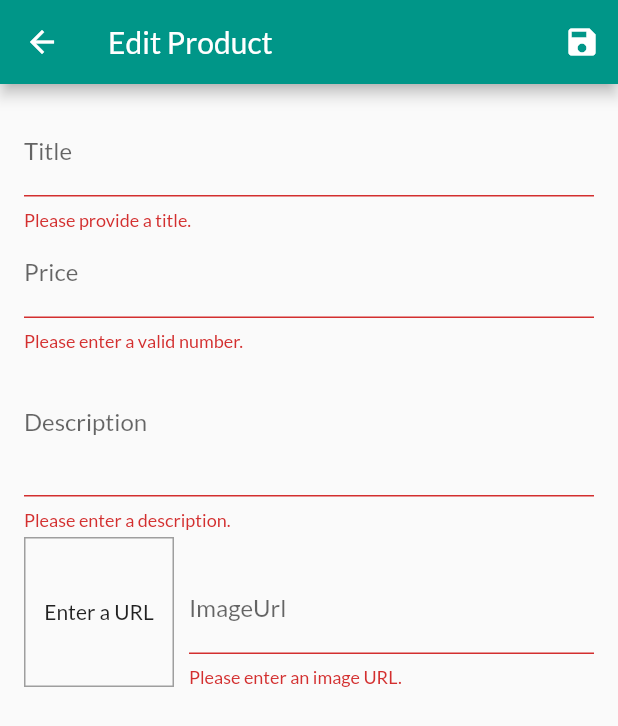
After one commit to vanquangftu/shop_app, a Flutter app: the EditProductScreen screen opened by its route, after a tap on the "save" icon, on a phone screen of 412 x 824 dp. The commit adds this screen. Shown: the top 726 px of the screen. Run offline on Flutter 3.47's test engine with Material 2 defaults, Android fonts, the phone set to English and light mode, and no system bars; network calls fail.

Commit message:
'update'

```diff
--- a/lib/main.dart
+++ b/lib/main.dart
@@ -1,5 +1,7 @@
 import 'package:flutter/material.dart';
 import 'package:provider/provider.dart';
+import './screens/edit_product_screen.dart';
+import './screens/user_product_screen.dart';
 import './screens/order_screen.dart';
 import './providers/order.dart';
 import './screens/cart_screen.dart';
@@ -38,6 +40,8 @@ class MyApp extends StatelessWidget {
           ProductDetailScreen.namedRoute: (ctx) => ProductDetailScreen(),
           CartScreen.namedRoute: (ctx) => CartScreen(),
           OrderScreen.namedRoute: (ctx) => OrderScreen(),
+          UserProductsScreen.namedRoute: (ctx) => UserProductsScreen(),
+          EditProductScreen.namedRoute: (ctx) => EditProductScreen(),
         },
       ),
     );
--- a/lib/providers/products.dart
+++ b/lib/providers/products.dart
@@ -82,7 +82,28 @@ class Products with ChangeNotifier {
     return _items.firstWhere((prod) => prod.id == id);
   }
 
-  void addProduct() {
+  void addProduct(Product product) {
+    final newProduct = Product(
+      title: product.title,
+      price: product.price,
+      description: product.description,
+      imageUrl: product.imageUrl,
+      id: DateTime.now().toString(),
+    );
+    _items.add(newProduct);
+    notifyListeners();
+  }
+
+  void updateProduct(String id, Product newProduct) {
+    final proIndex = _items.indexWhere((pro) => pro.id == id);
+    if (proIndex >= 0) {
+      _items[proIndex] = newProduct;
+      notifyListeners();
+    }
+  }
+
+  void deleteProduct(String id) {
+    _items.removeWhere((prod) => prod.id == id);
     notifyListeners();
   }
 }
--- /dev/null
+++ b/lib/screens/edit_product_screen.dart
@@ -0,0 +1,255 @@
+import 'package:flutter/material.dart';
+import 'package:provider/provider.dart';
+import '../providers/products.dart';
+import '../providers/product.dart';
+
+class EditProductScreen extends StatefulWidget {
+  static const namedRoute = 'edit-product';
+  @override
+  _EditProductScreenState createState() => _EditProductScreenState();
+}
+
+class _EditProductScreenState extends State<EditProductScreen> {
+  final _priceFocusNode = FocusNode();
+  final _descriptionFocusNode = FocusNode();
+  final _imageUrlFocusNode = FocusNode();
+  final _imageUrlController = TextEditingController();
+  final _form = GlobalKey<FormState>();
+  var _editedProduct = Product(
+    id: null,
+    title: '',
+    price: 0,
+    description: '',
+    imageUrl: '',
+  );
+  var _isInit = true;
+  var _intValues = {
+    'title': '',
+    'description': '',
+    'price': '',
+    'imageUrl': '',
+  };
+
+  @override
+  void initState() {
+    _imageUrlFocusNode.addListener(_updateImageUrl);
+    super.initState();
+  }
+
+  @override
+  void didChangeDependencies() {
+    if (_isInit) {
+      final productId = ModalRoute.of(context).settings.arguments as String;
+      if (productId != null) {
+        _editedProduct =
+            Provider.of<Products>(context, listen: false).findById(productId);
+        _intValues = {
+          'title': _editedProduct.title,
+          'description': _editedProduct.description,
+          'price': _editedProduct.price.toString(),
+          'imageUrl': '',
+        };
+        _imageUrlController.text = _editedProduct.imageUrl;
+      }
+    }
+    _isInit = false;
+    super.didChangeDependencies();
+  }
+
+  @override
+  void dispose() {
+    _imageUrlFocusNode.removeListener(_updateImageUrl);
+    _priceFocusNode.dispose();
+    _descriptionFocusNode.dispose();
+    _imageUrlFocusNode.dispose();
+    _imageUrlController.dispose();
+    super.dispose();
+  }
+
+  void _updateImageUrl() {
+    if (!_imageUrlFocusNode.hasFocus) {
+      if ((!_imageUrlController.text.startsWith('http') &&
+              !_imageUrlController.text.startsWith('https')) ||
+          (!_imageUrlController.text.endsWith('jpg') &&
+              !_imageUrlController.text.endsWith('.png') &&
+              !_imageUrlController.text.endsWith('.jpeg'))) {
+        return;
+      }
+      setState(() {});
+    }
+  }
+
+  void _saveForm() {
+    final isValid = _form.currentState.validate();
+    if (!isValid) {
+      return;
+    }
+    _form.currentState.save();
+    if (_editedProduct.id != null) {
+      Provider.of<Products>(context, listen: false)
+          .updateProduct(_editedProduct.id, _editedProduct);
+    } else {
+      Provider.of<Products>(context, listen: false).addProduct(_editedProduct);
+    }
+
+    Navigator.of(context).pop();
+  }
+
+  @override
+  Widget build(BuildContext context) {
+    return Scaffold(
+      appBar: AppBar(
+        title: Text('Edit Product'),
+        actions: <Widget>[
+          IconButton(
+              icon: Icon(
+                Icons.save,
+                color: Colors.white,
+              ),
+              onPressed: _saveForm),
+        ],
+      ),
+      body: Padding(
+        padding: const EdgeInsets.all(16.0),
+        child: Form(
+          key: _form,
+          child: ListView(
+            children: <Widget>[
+              TextFormField(
+                initialValue: _intValues['title'],
+                decoration: InputDecoration(labelText: 'Title'),
+                textInputAction: TextInputAction.next,
+                onFieldSubmitted: (_) {
+                  FocusScope.of(context).requestFocus(_priceFocusNode);
+                },
+                onSaved: (value) {
+                  _editedProduct = Product(
+                    id: _editedProduct.id,
+                    isFavorite: _editedProduct.isFavorite,
+                    title: value,
+                    price: _editedProduct.price,
+                    description: _editedProduct.description,
+                    imageUrl: _editedProduct.imageUrl,
+                  );
+                },
+                validator: (value) {
+                  if (value.isNotEmpty) {
+                    return null;
+                  } else {
+                    return 'Please provide a title.';
+                  }
+                },
+              ),
+              TextFormField(
+                initialValue: _intValues['price'],
+                decoration: InputDecoration(labelText: 'Price'),
+                textInputAction: TextInputAction.next,
+                keyboardType: TextInputType.number,
+                focusNode: _priceFocusNode,
+                onFieldSubmitted: (_) {
+                  FocusScope.of(context).requestFocus(_descriptionFocusNode);
+                },
+                onSaved: (value) {
+                  _editedProduct = Product(
+                    id: _editedProduct.id,
+                    isFavorite: _editedProduct.isFavorite,
+                    title: _editedProduct.title,
+                    price: double.parse(value),
+                    description: _editedProduct.description,
+                    imageUrl: _editedProduct.imageUrl,
+                  );
+                },
+                validator: (value) {
+                  if ((value.isNotEmpty) &&
+                      (double.parse(value) > 0.0) &&
+                      double.tryParse(value) != null) {
+                    return null;
+                  } else {
+                    return 'Please enter a valid number.';
+                  }
+                },
+              ),
+              TextFormField(
+                initialValue: _intValues['description'],
+                decoration: InputDecoration(labelText: 'Description'),
+                keyboardType: TextInputType.multiline,
+                maxLines: 3,
+                focusNode: _descriptionFocusNode,
+                onSaved: (value) {
+                  _editedProduct = Product(
+                    id: _editedProduct.id,
+                    isFavorite: _editedProduct.isFavorite,
+                    title: _editedProduct.title,
+                    price: _editedProduct.price,
+                    description: value,
+                    imageUrl: _editedProduct.imageUrl,
+                  );
+                },
+                validator: (value) {
+                  if (value.isNotEmpty && value.length >= 10) {
+                    return null;
+                  } else {
+                    return 'Please enter a description.';
+                  }
+                },
+              ),
+              Row(
+                crossAxisAlignment: CrossAxisAlignment.end,
+                children: <Widget>[
+                  Container(
+                    width: 100,
+                    height: 100,
+                    margin: const EdgeInsets.only(top: 5, right: 10),
+                    decoration: BoxDecoration(
+                      border: Border.all(width: 1, color: Colors.grey),
+                    ),
+                    child: _imageUrlController.text.isEmpty
+                        ? Center(child: Text('Enter a URL'))
+                        : FittedBox(
+                            child: Image.network(
+                              _imageUrlController.text,
+                              fit: BoxFit.cover,
+                            ),
+                          ),
+                  ),
+                  Expanded(
+                    child: TextFormField(
+                      decoration: InputDecoration(labelText: 'ImageUrl'),
+                      textInputAction: TextInputAction.done,
+                      keyboardType: TextInputType.url,
+                      controller: _imageUrlController,
+                      focusNode: _imageUrlFocusNode,
+                      onFieldSubmitted: (_) => _saveForm(),
+                      onSaved: (value) {
+                        _editedProduct = Product(
+                          id: _editedProduct.id,
+                          isFavorite: _editedProduct.isFavorite,
+                          title: _editedProduct.title,
+                          price: _editedProduct.price,
+                          description: _editedProduct.description,
+                          imageUrl: value,
+                        );
+                      },
+                      validator: (value) {
+                        if (value.isNotEmpty &&
+                            (value.startsWith('http') ||
+                                value.startsWith('https')) &&
+                            (value.endsWith('jpg') ||
+                                value.endsWith('.png') ||
+                                value.endsWith('.jpeg'))) {
+                          return null;
+                        } else {
+                          return 'Please enter an image URL.';
+                        }
+                      },
+                    ),
+                  ),
+                ],
+              ),
+            ],
+          ),
+        ),
+      ),
+    );
+  }
+}
```
Also changed, not shown: lib/providers/cart.dart (+20 -0 lines), lib/screens/user_product_screen.dart (added, +44 -0 lines), lib/widgets/cart_item.dart (+30 -1 lines), lib/widgets/drawer.dart (+18 -0 lines), lib/widgets/product_item.dart (+12 -0 lines), lib/widgets/user_product_item.dart (added, +49 -0 lines).
